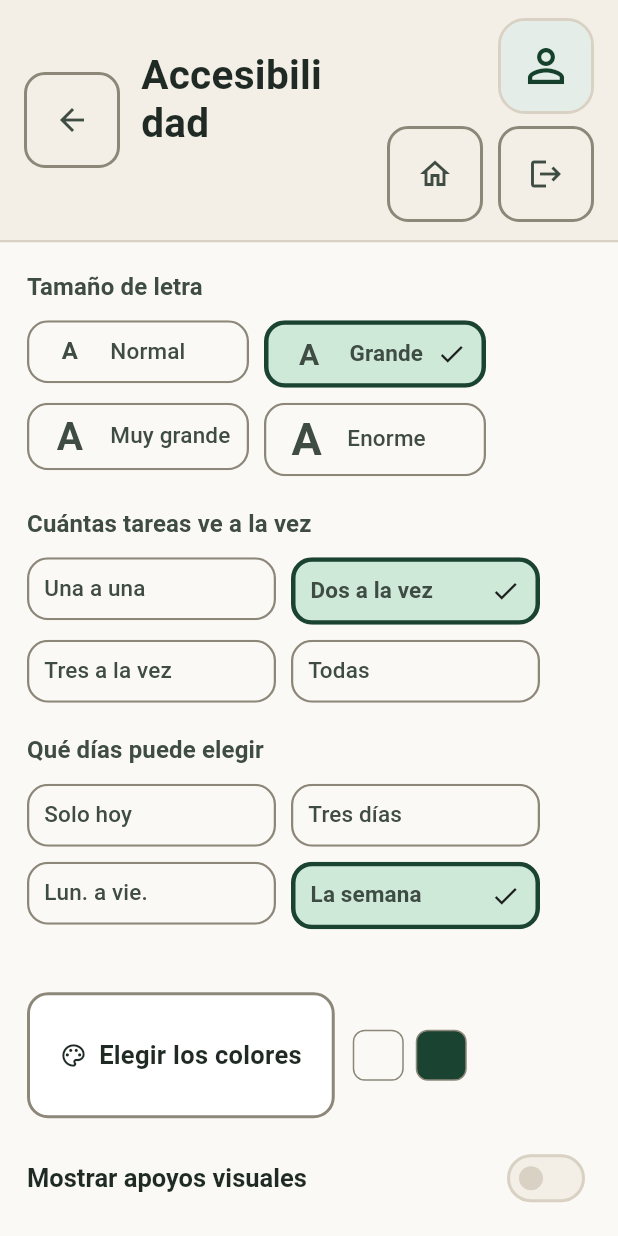
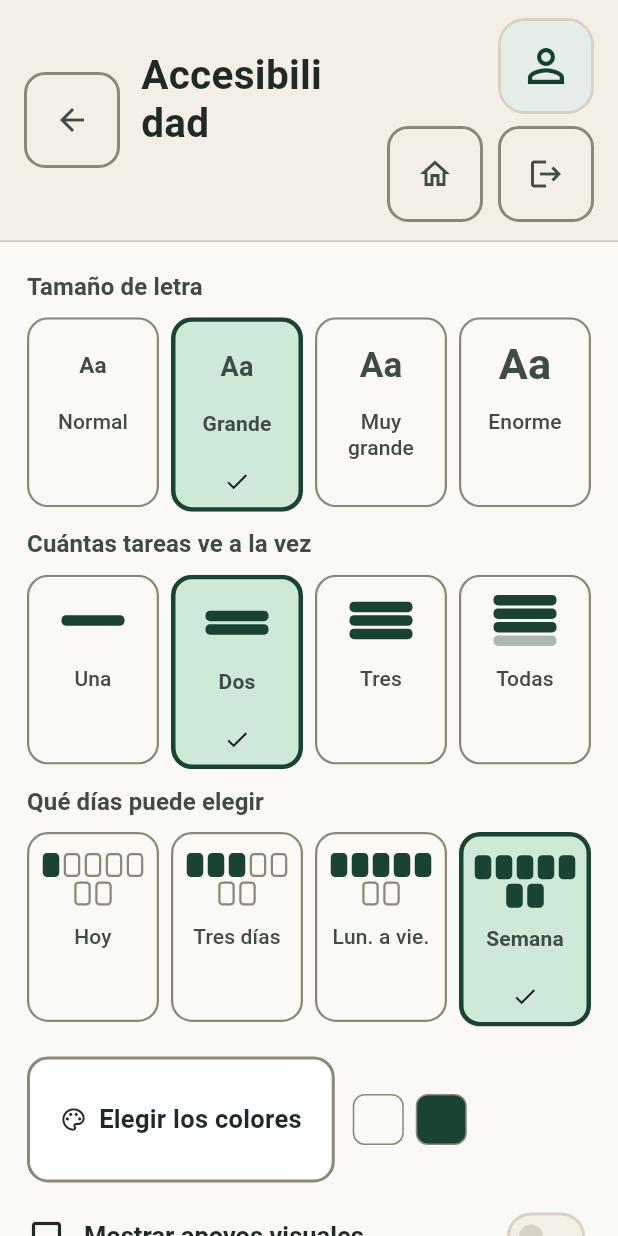
Before and after one commit to jxliian/dgp-mda-2627, a Flutter app: the AccessSettingsScreen widget shown alone on an empty page, opened directly with empty values, on a phone screen of 412 x 824 dp. Run offline on Flutter 3.47's test engine with Material 3 defaults, Android fonts, the phone set to English and light mode, and no system bars; our stand-ins replace flutter_svg, flutter_tts, shared_preferences; missing offline and left inert: file_selector; accounts and stored records are empty; network calls fail.

Commit message:
Cada opcion se reconoce por su dibujo, no por su nombre
Las tarjetas de ajustes eran solo texto, asi que no servian a quien no
lee. Ahora el dibujo manda y el nombre acompana:

- El tamano de letra se enseña con una «Aa» de ese tamano.
- Las tareas por pagina, con esa misma cantidad de tarjetas apiladas.
- Los dias, con los siete de la semana y los elegibles marcados.
- Los apoyos y permisos llevan icono en su interruptor.

Los dibujos enseñan el resultado de la opcion, no un simbolo que haya
que interpretar, y se excluyen del lector de pantalla porque la tarjeta
ya anuncia el nombre y si esta elegida.

Las cuatro tarjetas de un grupo miden igual porque sus huecos son fijos
---dibujo, dos lineas de nombre y marca de elegida---, no porque se
midan entre ellas: con texto envolvente la medida intrinseca se quedaba
corta y desbordaban.

```diff
--- a/src/frontend/lib/screens/access_editor.dart
+++ b/src/frontend/lib/screens/access_editor.dart
@@ -36,26 +36,29 @@ class _AccessEditorState extends State<AccessEditor> {
     Opcion(32, 'Enorme'),
   ];
   static const _tareasPorPagina = [
-    Opcion(1, 'Una a una'),
-    Opcion(2, 'Dos a la vez'),
-    Opcion(3, 'Tres a la vez'),
+    Opcion(1, 'Una'),
+    Opcion(2, 'Dos'),
+    Opcion(3, 'Tres'),
     Opcion(0, 'Todas'),
   ];
   static const _diasVisibles = [
-    Opcion(0, 'Solo hoy'),
+    Opcion(0, 'Hoy'),
     Opcion(3, 'Tres días'),
     Opcion(5, 'Lun. a vie.'),
-    Opcion(7, 'La semana'),
+    Opcion(7, 'Semana'),
   ];
   static const _apoyos = {
-    'pictograms': 'Mostrar apoyos visuales',
-    'contrast': 'Alto contraste',
-    'talkback': 'Mostrar botones para escuchar',
+    'pictograms': ('Mostrar apoyos visuales', Icons.image_outlined),
+    'contrast': ('Alto contraste', Icons.contrast),
+    'talkback': ('Mostrar botones para escuchar', Icons.volume_up_outlined),
   };
   static const _permisos = {
-    'prof_mod': 'Permiso de personalización avanzada',
-    'profile_mod': 'Puede modificar su perfil',
-    'task_mod': 'Puede crear y eliminar sus tareas',
+    'prof_mod': ('Permiso de personalización avanzada', Icons.tune),
+    'profile_mod': (
+      'Puede modificar su perfil',
+      Icons.manage_accounts_outlined,
+    ),
+    'task_mod': ('Puede crear y eliminar sus tareas', Icons.add_task),
   };
 
   void _guardar(String clave, Object valor) =>
@@ -82,19 +85,19 @@ class _AccessEditorState extends State<AccessEditor> {
               clave: 'fontsize',
               etiqueta: 'Tamaño de letra',
               opciones: _tamanosDeLetra,
-              conLetra: true,
+              simbolo: SimboloDeLetra.new,
             ),
             _opciones(
               clave: 'ntasks_visible',
               etiqueta: 'Cuántas tareas ve a la vez',
               opciones: _tareasPorPagina,
-              ancho: 166,
+              simbolo: SimboloDeTareas.new,
             ),
             _opciones(
               clave: 'ndays_visible',
               etiqueta: 'Qué días puede elegir',
               opciones: _diasVisibles,
-              ancho: 166,
+              simbolo: SimboloDeDias.new,
             ),
           ];
           if (restricciones.maxWidth < Pantalla.media) {
@@ -103,7 +106,7 @@ class _AccessEditorState extends State<AccessEditor> {
               children: [
                 for (final grupo in grupos) ...[
                   grupo,
-                  const SizedBox(height: 20),
+                  const SizedBox(height: 10),
                 ],
               ],
             );
@@ -119,7 +122,7 @@ class _AccessEditorState extends State<AccessEditor> {
           );
         },
       ),
-      const SizedBox(height: 22),
+      const SizedBox(height: 10),
       _botonDeColores(),
       const SizedBox(height: 12),
       // En una tablet los interruptores van a dos columnas: en una sola fila
@@ -150,44 +153,24 @@ class _AccessEditorState extends State<AccessEditor> {
   );
 
   /// Un ajuste numérico, elegido entre opciones con nombre.
+  /// Un ajuste elegido entre opciones, cada una con su dibujo.
   Widget _opciones({
     required String clave,
     required String etiqueta,
     required List<Opcion<int>> opciones,
-    double ancho = 148,
-    bool conLetra = false,
+    required Widget Function(int) simbolo,
   }) {
     final actual = widget.settings.number(clave);
     return OptionPicker<int>(
       label: etiqueta,
-      optionWidth: ancho,
+      vertical: true,
       enabled: widget.enabled,
       value: opciones.any((o) => o.value == actual) ? actual : opciones[0].value,
       onChanged: (valor) => setState(() => _guardar(clave, valor)),
-      options: conLetra
-          // Cada tamaño se enseña con una «A» de ese tamaño: así se elige
-          // viendo el resultado y no imaginándolo.
-          ? [
-              for (final opcion in opciones)
-                Opcion(
-                  opcion.value,
-                  opcion.label,
-                  leading: SizedBox(
-                    width: 34,
-                    child: Center(
-                      child: Text(
-                        'A',
-                        style: TextStyle(
-                          fontSize: opcion.value.toDouble().clamp(14, 30),
-                          fontWeight: FontWeight.w700,
-                          height: 1,
-                        ),
-                      ),
-                    ),
-                  ),
-                ),
-            ]
-          : opciones,
+      options: [
+        for (final opcion in opciones)
+          Opcion(opcion.value, opcion.label, leading: simbolo(opcion.value)),
+      ],
     );
   }
 
@@ -206,12 +189,19 @@ class _AccessEditorState extends State<AccessEditor> {
     ],
   );
 
-  Widget _interruptor(String clave, String etiqueta) => SwitchListTile.adaptive(
+  Widget _interruptor(String clave, (String, IconData) definicion) {
+    final (etiqueta, icono) = definicion;
+    return SwitchListTile.adaptive(
     contentPadding: EdgeInsets.zero,
+    secondary: Icon(icono, size: 26),
+    // El icono ayuda a reconocer el ajuste sin leerlo; sin densidad propia la
+    // fila crece y desborda cuando el nombre ocupa dos lineas.
+    visualDensity: VisualDensity.compact,
     title: Text(etiqueta),
     value: widget.settings.flag(clave),
     onChanged: widget.enabled
         ? (valor) => setState(() => _guardar(clave, valor))
         : null,
-  );
+    );
+  }
 }
--- a/src/frontend/lib/screens/access_settings_screen.dart
+++ b/src/frontend/lib/screens/access_settings_screen.dart
@@ -112,6 +112,7 @@ class _AccessSettingsScreenState extends State<AccessSettingsScreen> {
             busy: guardando || !widget.enabled,
             onSave: guardar,
             label: 'Guardar accesibilidad',
+            topPadding: 18,
           ),
         ],
       ),
--- a/src/frontend/lib/ui/ui.dart
+++ b/src/frontend/lib/ui/ui.dart
@@ -18,6 +18,7 @@ export 'widgets/icon_action.dart';
 export 'widgets/load_panel.dart';
 export 'widgets/notice.dart';
 export 'widgets/option_picker.dart';
+export 'widgets/option_symbols.dart';
 export 'widgets/paged_items.dart';
 export 'widgets/page_shell.dart';
 export 'widgets/screen_actions.dart';
--- a/src/frontend/lib/ui/widgets/option_picker.dart
+++ b/src/frontend/lib/ui/widgets/option_picker.dart
@@ -34,6 +34,7 @@ class OptionPicker<T> extends StatelessWidget {
     this.hint,
     this.enabled = true,
     this.optionWidth = 148,
+    this.vertical = false,
   });
 
   final String label;
@@ -43,8 +44,13 @@ class OptionPicker<T> extends StatelessWidget {
   final ValueChanged<T> onChanged;
   final bool enabled;
 
-  /// Ancho de cada tarjeta. Las de color son estrechas; las de texto, anchas.
+  /// Ancho de cada tarjeta cuando van en fila envolvente.
   final double optionWidth;
+
+  /// Con el dibujo arriba y el nombre debajo, todas las opciones repartidas
+  /// en una sola fila. Es la forma que se usa cuando lo que distingue a una
+  /// opción de otra es el dibujo y no la palabra.
+  final bool vertical;
 
   @override
   Widget build(BuildContext context) => Column(
@@ -59,7 +65,26 @@ class OptionPicker<T> extends StatelessWidget {
           padding: const EdgeInsets.only(top: 2),
           child: Text(hint!, style: Theme.of(context).textTheme.bodyMedium),
         ),
-      const SizedBox(height: 10),
+      const SizedBox(height: 8),
+      if (vertical)
+        Row(
+          crossAxisAlignment: CrossAxisAlignment.start,
+          children: [
+            for (var i = 0; i < options.length; i++) ...[
+              if (i > 0) const SizedBox(width: 8),
+              Expanded(
+                child: _Tarjeta<T>(
+                  opcion: options[i],
+                  elegida: options[i].value == value,
+                  enabled: enabled,
+                  vertical: true,
+                  onTap: () => onChanged(options[i].value),
+                ),
+              ),
+            ],
+          ],
+        )
+      else
         Wrap(
           spacing: 10,
           runSpacing: 10,
@@ -78,19 +103,25 @@ class OptionPicker<T> extends StatelessWidget {
   );
 }
 
+/// Alto reservado al dibujo de una opción. Los dibujos de
+/// `option_symbols.dart` están hechos para caber justo aquí.
+const _altoDelSimbolo = 44.0;
+
 class _Tarjeta<T> extends StatelessWidget {
   const _Tarjeta({
     required this.opcion,
     required this.elegida,
     required this.enabled,
-    required this.ancho,
     required this.onTap,
+    this.ancho,
+    this.vertical = false,
   });
 
   final Opcion<T> opcion;
   final bool elegida;
   final bool enabled;
-  final double ancho;
+  final double? ancho;
+  final bool vertical;
   final VoidCallback onTap;
 
   @override
@@ -108,7 +139,10 @@ class _Tarjeta<T> extends StatelessWidget {
           borderRadius: radio,
           child: Ink(
             width: ancho,
-            padding: const EdgeInsets.symmetric(horizontal: 10, vertical: 8),
+            padding: EdgeInsets.symmetric(
+              horizontal: vertical ? 6 : 10,
+              vertical: vertical ? 8 : 8,
+            ),
             decoration: BoxDecoration(
               color: elegida
                   ? Theme.of(context).colorScheme.secondaryContainer
@@ -119,7 +153,57 @@ class _Tarjeta<T> extends StatelessWidget {
                 width: elegida ? Medidas.anilloFoco : Medidas.trazo,
               ),
             ),
-            child: Row(
+            child: vertical ? _enColumna(context) : _enFila(),
+          ),
+        ),
+      ),
+    );
+  }
+
+  /// El dibujo manda y el nombre acompaña: quien no lee se guía por el
+  /// primero y quien lee confirma con el segundo.
+  Widget _enColumna(BuildContext context) {
+    // Dos líneas de nombre siempre reservadas, crezca o no el texto del
+    // sistema: así las cuatro tarjetas de un grupo miden exactamente igual.
+    const tamano = 14.0;
+    const interlineado = 1.2;
+    final altoDelNombre =
+        MediaQuery.textScalerOf(context).scale(tamano) * interlineado * 2;
+    return Column(
+    mainAxisSize: MainAxisSize.min,
+    children: [
+      SizedBox(height: _altoDelSimbolo, child: Center(child: opcion.leading)),
+      const SizedBox(height: 8),
+      SizedBox(
+        height: altoDelNombre,
+        child: Text(
+          opcion.label,
+          textAlign: TextAlign.center,
+          maxLines: 2,
+          overflow: TextOverflow.ellipsis,
+          style: TextStyle(
+            fontSize: tamano,
+            height: interlineado,
+            fontWeight: elegida ? FontWeight.w700 : FontWeight.w500,
+          ),
+        ),
+      ),
+      // El hueco de la marca existe siempre: si solo lo tuviera la elegida,
+      // esa tarjeta mediria mas que las demas.
+      SizedBox(
+        height: 22,
+        child: elegida
+            ? const Align(
+                alignment: Alignment.bottomCenter,
+                child: Icon(Icons.check, size: 18),
+              )
+            : null,
+      ),
+    ],
+    );
+  }
+
+  Widget _enFila() => Row(
     children: [
       if (opcion.leading != null) ...[
         opcion.leading!,
@@ -138,12 +222,7 @@ class _Tarjeta<T> extends StatelessWidget {
       ),
       if (elegida) const Icon(Icons.check, size: 20),
     ],
-            ),
-          ),
-        ),
-      ),
   );
-  }
 }
 
 /// Cuadrito de color para usar como [Opcion.leading].
--- /dev/null
+++ b/src/frontend/lib/ui/widgets/option_symbols.dart
@@ -0,0 +1,105 @@
+import 'package:flutter/material.dart';
+import '../theme.dart';
+
+/// Dibujos que explican una opción sin leerla.
+///
+/// Un alumno que no lee no puede elegir entre «Dos a la vez» y «Tres a la
+/// vez». Entre dos tarjetas y tres tarjetas, sí. Estos dibujos enseñan el
+/// resultado de la opción, no un icono que haya que interpretar: el tamaño de
+/// letra se ve en una letra de ese tamaño, las tareas por página en esa misma
+/// cantidad de tarjetas, y los días en los días de una semana.
+///
+/// Son decorativos a efectos de lectores de pantalla: la tarjeta que los
+/// contiene ya lleva el nombre de la opción.
+class SimboloDeLetra extends StatelessWidget {
+  const SimboloDeLetra(this.tamano, {super.key});
+
+  final int tamano;
+
+  @override
+  Widget build(BuildContext context) => ExcludeSemantics(
+    child: Text(
+      'Aa',
+      style: TextStyle(
+        // El tamaño real llega a 32 y no cabría en la tarjeta: se enseña la
+        // proporción, que es lo que se compara.
+        fontSize: (tamano * 0.9).clamp(15, 30).toDouble(),
+        fontWeight: FontWeight.w700,
+        height: 1,
+      ),
+    ),
+  );
+}
+
+/// Tantas tarjetas apiladas como tareas se ven de una vez.
+class SimboloDeTareas extends StatelessWidget {
+  const SimboloDeTareas(this.cuantas, {super.key});
+
+  /// Cero significa «todas»: se dibujan cuatro y la última se va.
+  final int cuantas;
+
+  @override
+  Widget build(BuildContext context) {
+    final todas = cuantas == 0;
+    final filas = todas ? 4 : cuantas;
+    final color = Theme.of(context).colorScheme.primary;
+    return ExcludeSemantics(
+      child: Column(
+        mainAxisAlignment: MainAxisAlignment.center,
+        mainAxisSize: MainAxisSize.min,
+        children: [
+          for (var i = 0; i < filas; i++)
+            Padding(
+              padding: const EdgeInsets.only(bottom: 2),
+              child: Container(
+                width: 42,
+                height: 7,
+                decoration: BoxDecoration(
+                  color: todas && i == filas - 1
+                      ? color.withValues(alpha: .35)
+                      : color,
+                  borderRadius: BorderRadius.circular(3),
+                ),
+              ),
+            ),
+        ],
+      ),
+    );
+  }
+}
+
+/// Los siete días de la semana, con los que se pueden elegir marcados.
+class SimboloDeDias extends StatelessWidget {
+  const SimboloDeDias(this.cuantos, {super.key});
+
+  /// Cero significa «solo hoy»: se marca uno.
+  final int cuantos;
+
+  @override
+  Widget build(BuildContext context) {
+    final marcados = cuantos == 0 ? 1 : cuantos;
+    final color = Theme.of(context).colorScheme.primary;
+    return ExcludeSemantics(
+      child: Wrap(
+        spacing: 3,
+        runSpacing: 3,
+        alignment: WrapAlignment.center,
+        children: [
+          for (var i = 0; i < 7; i++)
+            Container(
+              width: 11,
+              height: 16,
+              decoration: BoxDecoration(
+                color: i < marcados ? color : Colors.transparent,
+                borderRadius: BorderRadius.circular(3),
+                border: Border.all(
+                  color: i < marcados ? color : Paleta.trazoControl,
+                  width: Medidas.trazo,
+                ),
+              ),
+            ),
+        ],
+      ),
+    );
+  }
+}
```
Lines whose indentation alone changed are shown as unchanged.
